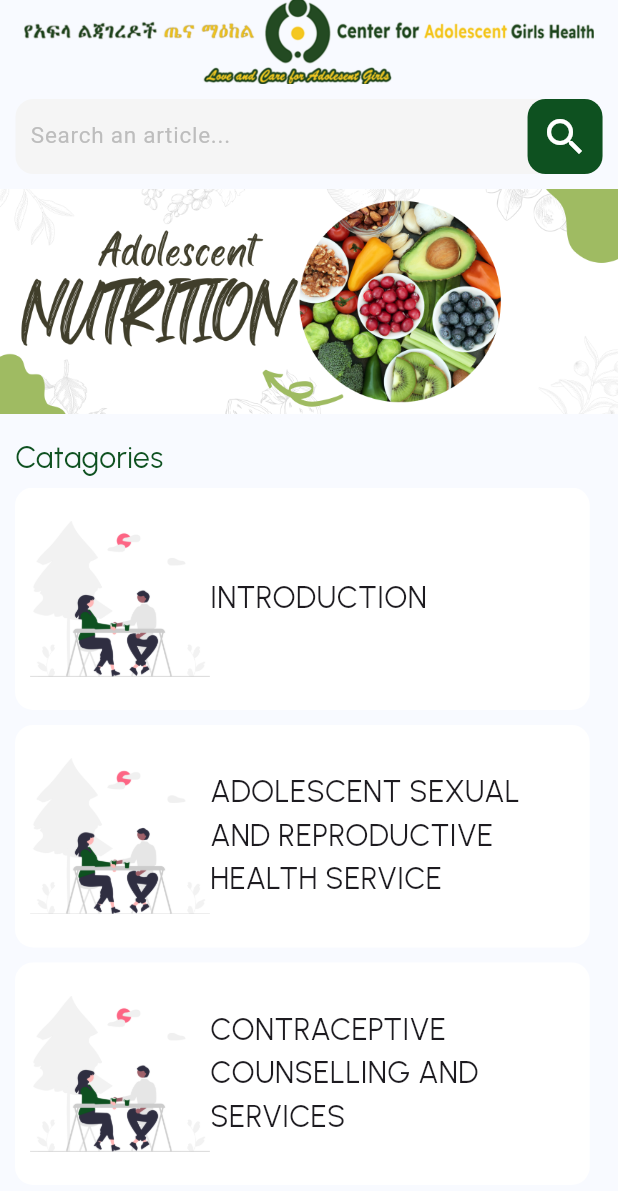
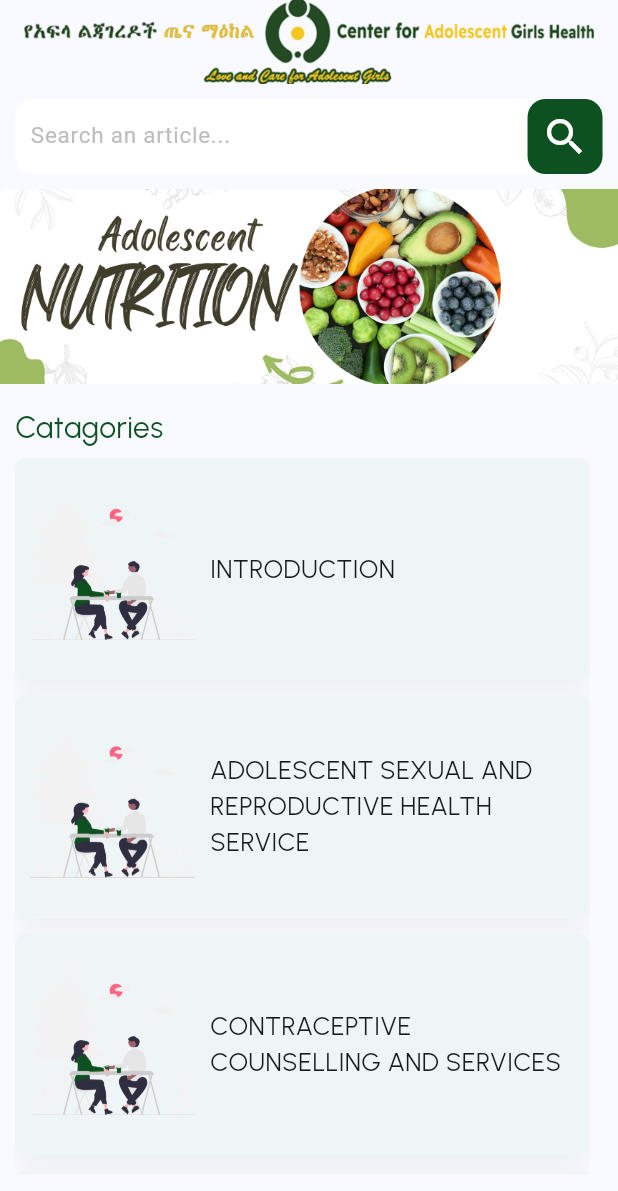
Before and after one commit to Abelabebe313/care_provider_on_adolescent_girls, a Flutter app: the screen it shows after launch, after a tap on "SKIP", on a phone screen of 412 x 824 dp. Shown: the top 1191 px of the screen. Run offline on Flutter 3.47's test engine with Material 2 defaults, Android fonts, the phone set to English and light mode, and no system bars; missing offline and left inert: syncfusion_flutter_pdf, syncfusion_flutter_pdfviewer; Roboto replaces fonts that are missing (Poppins-ExtraLight).

Commit message:
Some change on view.dart page

```diff
--- a/lib/main.dart
+++ b/lib/main.dart
@@ -15,7 +15,8 @@ class MyApp extends StatelessWidget {
       debugShowCheckedModeBanner: false,
       title: 'Care Provider On Adolescent Girls',
       theme: ThemeData(
-        colorScheme: ColorScheme.fromSeed(seedColor: Colors.deepPurple),
+        colorScheme: ColorScheme.fromSeed(
+            seedColor: Colors.white, secondary: const Color(0xffEE6F57)),
         useMaterial3: true,
       ),
       home: const Splash(),
--- a/lib/screens/home.dart
+++ b/lib/screens/home.dart
@@ -1,4 +1,5 @@
 import 'dart:async';
+import 'package:care_provider_on_adolescent_girls_mobile/screens/home_cards.dart';
 import 'package:care_provider_on_adolescent_girls_mobile/screens/pdf_viewer/view.dart';
 import 'package:flutter/material.dart';
 
@@ -10,15 +11,15 @@ class Home extends StatefulWidget {
 }
 
 class _HomeState extends State<Home> {
-  final List<String> title_list = [
+  final List<String> titleList = [
     'INTRODUCTION',
     'ADOLESCENT SEXUAL AND REPRODUCTIVE HEALTH SERVICE',
     'CONTRACEPTIVE COUNSELLING AND SERVICES',
     'COMPREHENSIVE ABORTION CARE',
-    'Sexually-Transmitted Infections Preventions, Control and Treatment',
+    'Sexually Transmitted Infections Preventions, Control and Treatment',
     'HIV PREVENTION, CONTROL AND TREATMENT',
     'Antenatal, Intrapartum and Postnatal Care Services',
-    'GENDER–BASED VIOLENCE SERVICES',
+    'GENDER BASED VIOLENCE SERVICES',
     'ADOLESCENT NUTRITION SERVICES',
     'MONITORING',
     'SUMMARY',
@@ -70,7 +71,8 @@ class _HomeState extends State<Home> {
             ),
           ),
         ),
-        body: Column(
+        body: Container(
+          child: Column(
             crossAxisAlignment: CrossAxisAlignment.start,
             children: [
               const SizedBox(
@@ -82,7 +84,7 @@ class _HomeState extends State<Home> {
                   height: 50,
                   width: MediaQuery.of(context).size.width * 0.95,
                   decoration: BoxDecoration(
-                  color: Colors.grey.shade100,
+                    color: const Color.fromARGB(255, 255, 255, 255),
                     borderRadius: BorderRadius.circular(12),
                   ),
                   child: TextField(
@@ -133,7 +135,7 @@ class _HomeState extends State<Home> {
 
               // Slider poster
               Container(
-              height: 150,
+                height: 130,
                 child: PageView(
                   controller: _pageController,
                   physics: NeverScrollableScrollPhysics(),
@@ -188,57 +190,14 @@ class _HomeState extends State<Home> {
                   'Catagories',
                   style: TextStyle(
                     fontFamily: 'Urbanist-Regular',
-                  color: const Color(0xFF0E5120),
+                    color: Color(0xFF0E5120),
                     fontSize: 20,
                   ),
                 ),
               ),
-
-            Padding(
-              padding: const EdgeInsets.only(left: 10),
-              child: Container(
-                color: const Color(0xffF8FAFF),
-                width: MediaQuery.of(context).size.width * 0.93,
-                height: MediaQuery.of(context).size.height * 0.58,
-                child: ListView.builder(
-                  itemCount: title_list.length,
-                  itemBuilder: (context, index) {
-                    return Container(
-                      margin: EdgeInsets.only(bottom: 10),
-                      width: MediaQuery.of(context).size.width * 0.9,
-                      height: MediaQuery.of(context).size.height * 0.18,
-                      decoration: BoxDecoration(
-                        color: Colors.white,
-                        borderRadius: BorderRadius.circular(12),
-                      ),
-                      child: Row(
-                        children: [
-                          const SizedBox(
-                            width: 10,
-                          ),
-                          Container(
-                            width: 120,
-                            child: Image.asset('assets/images/counselling.png'),
-                          ),
-                          Container(
-                            width: 250,
-                            child: Text(
-                              title_list[index],
-                              style: const TextStyle(
-                                fontFamily: 'Urbanist-Regular',
-                                // color: Color(0xFF0E5120),
-                                fontSize: 20,
-                              ),
-                            ),
-                          ),
+              homeCards(titleList, context),
             ],
           ),
-                    );
-                  },
-                ),
-              ),
-            )
-          ],
         ));
   }
 }
--- /dev/null
+++ b/lib/screens/home_cards.dart
@@ -0,0 +1,78 @@
+import 'package:care_provider_on_adolescent_girls_mobile/screens/pdf_viewer/view.dart';
+import 'package:flutter/material.dart';
+
+Widget homeCards(List<String> title_list, BuildContext context) {
+  return Padding(
+    padding: const EdgeInsets.only(left: 10, right: 10),
+    child: Container(
+      color: const Color(0xffF8FAFF),
+      width: MediaQuery.of(context).size.width * 0.93,
+      height: MediaQuery.of(context).size.height * 0.58,
+      child: ListView.builder(
+        itemCount: title_list.length,
+        itemBuilder: (context, index) {
+          return Padding(
+            padding: const EdgeInsets.only(bottom: 10),
+            child: InkWell(
+              onTap: () {
+                Navigator.push(
+                  context,
+                  MaterialPageRoute(
+                    builder: (context) => PDFView(
+                      title: title_list[index].toUpperCase(),
+                      fileName: 'introduction_file_0.pdf',
+                    ), // Navigate to PDFViewPage
+                  ),
+                );
+              },
+              child: Container(
+                width: MediaQuery.of(context).size.width * 0.9,
+                height: MediaQuery.of(context).size.height * 0.18,
+                decoration: BoxDecoration(
+                  color: Colors.white,
+                  borderRadius: BorderRadius.circular(12),
+                  boxShadow: const [
+                    BoxShadow(
+                      color: Color.fromRGBO(190, 196, 202, 0.2),
+                      blurRadius: 14,
+                      offset: Offset(0, 9),
+                    ),
+                  ],
+                ),
+                child: Card(
+                  margin: const EdgeInsets.all(0),
+                  elevation: 0,
+                  shape: RoundedRectangleBorder(
+                    borderRadius: BorderRadius.circular(8),
+                  ),
+                  clipBehavior: Clip.antiAliasWithSaveLayer,
+                  child: Row(
+                    children: [
+                      const SizedBox(width: 10),
+                      SizedBox(
+                        width: 110,
+                        child: Image.asset('assets/images/counselling.png'),
+                      ),
+                      Expanded(
+                        child: Padding(
+                          padding: const EdgeInsets.symmetric(horizontal: 10),
+                          child: Text(
+                            textAlign: TextAlign.left,
+                            title_list[index].toUpperCase(),
+                            maxLines: 4,
+                            style: const TextStyle(
+                                fontSize: 17, fontFamily: "Urbanist-Regular"),
+                          ),
+                        ),
+                      ),
+                    ],
+                  ),
+                ),
+              ),
+            ),
+          );
+        },
+      ),
+    ),
+  );
+}
--- a/lib/screens/pdf_viewer/view.dart
+++ b/lib/screens/pdf_viewer/view.dart
@@ -50,7 +50,7 @@ class _PDFView extends State<PDFView> {
           ),
           IconButton(
             icon: const Icon(
-              Icons.zoom_in,
+              Icons.speaker,
               color: Color.fromARGB(255, 39, 39, 39),
             ),
             onPressed: () {
```
Lines whose indentation alone changed are shown as unchanged.
